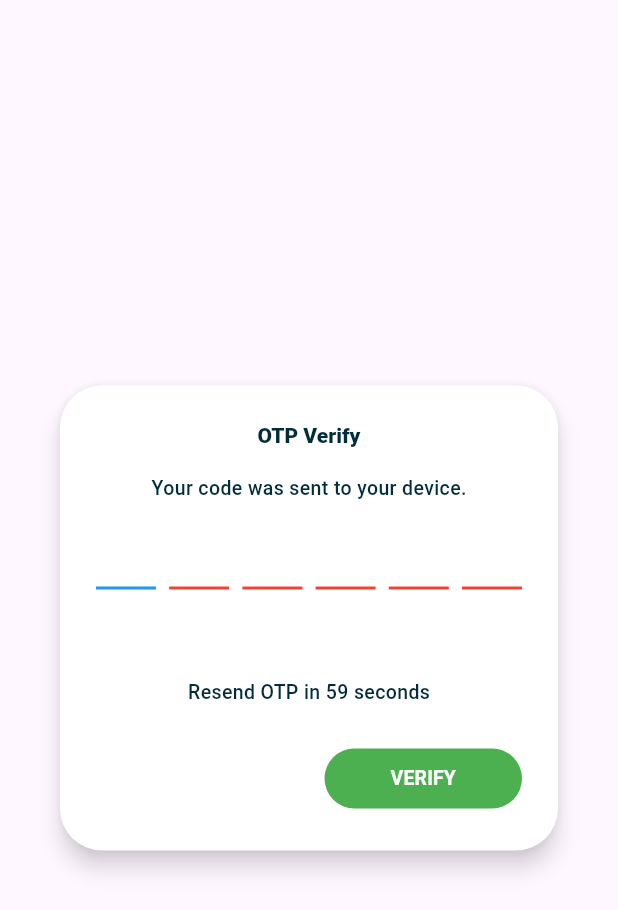
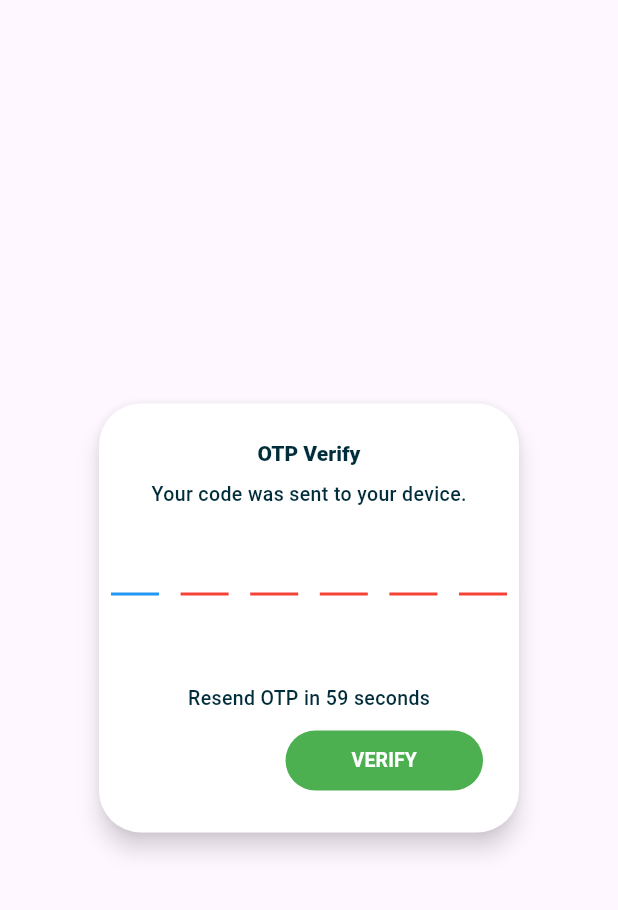
Before and after one commit to naing-pyae-hlyan/apos-app, a Flutter app: the _OTPDialog widget shown alone on an empty page, opened directly with empty values, on a phone screen of 412 x 824 dp. Shown: the top 910 px of the screen. Run offline on Flutter 3.47's test engine with Material 3 defaults, Android fonts, the phone set to English and light mode, and no system bars; drawn by our look-alikes of pin_code_fields; our stand-ins replace cloud_firestore, curved_labeled_navigation_bar, equatable, firebase_core, firebase_messaging, flutter_bloc and 6 more; accounts and stored records are empty.

Commit message:
1.0.3 =>  UPDATE: OTPDialog renderFlex issue is fixed.

```diff
--- a/lib/views/dialogs/otp_dialog.dart
+++ b/lib/views/dialogs/otp_dialog.dart
@@ -102,22 +102,22 @@ class __OTPDialogState extends State<_OTPDialog> {
       surfaceTintColor: Colors.white,
       shadowColor: Consts.secondaryColor,
       title: myTitle("OTP Verify", textAlign: TextAlign.center),
+      contentPadding: const EdgeInsets.all(8),
       content: Column(
         mainAxisSize: MainAxisSize.min,
         children: [
           myText("Your code was sent to your device."),
           verticalHeight8,
-          SizedBox(
-            width: context.screenWidth * 0.7,
-            child: PinCodeTextField(
+          PinCodeTextField(
             appContext: context,
             autoFocus: true,
             controller: pinTxtCtrl,
             length: 6,
+            scrollPadding: EdgeInsets.zero,
             keyboardType: TextInputType.number,
             cursorColor: Consts.primaryColor,
+            pinTheme: const PinTheme.defaults(fieldWidth: 32),
             onCompleted: (_) => _verifyOTP(),
-            ),
           ),
           verticalHeight8,
           Align(
--- a/pubspec.yaml
+++ b/pubspec.yaml
@@ -1,7 +1,7 @@
 name: apos_app
 description: "A new Flutter project."
 publish_to: 'none'
-version: 1.0.2+1
+version: 1.0.3+1
 
 environment:
   sdk: '>=3.4.0 <4.0.0'
```
Also changed, not shown: changelog.txt. Lines whose indentation alone changed are shown as unchanged.
